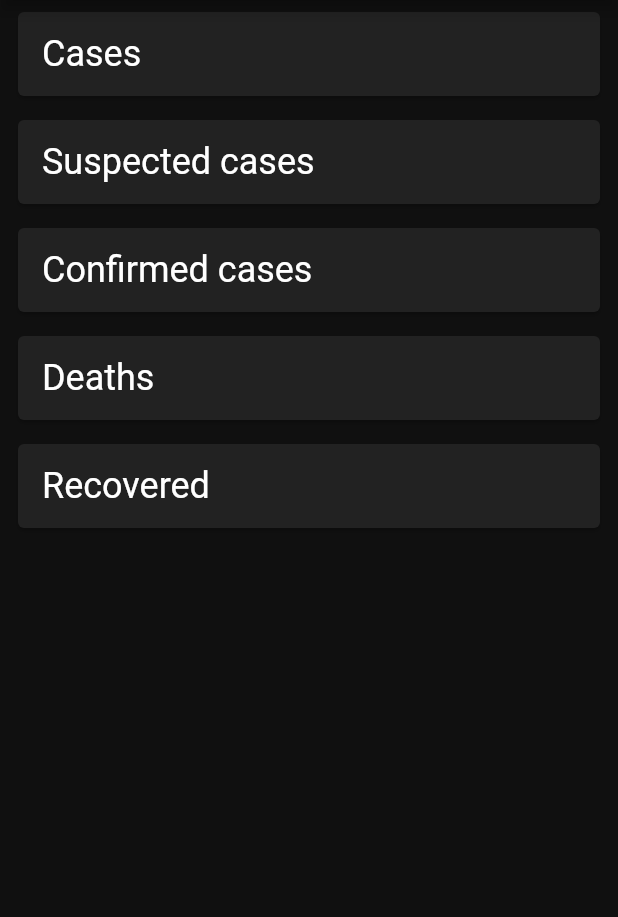
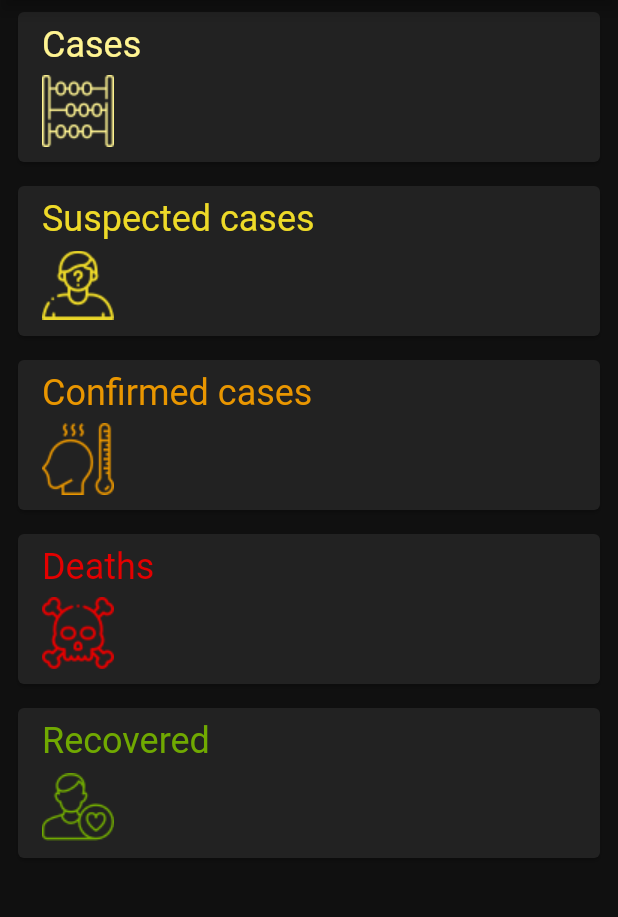
Before and after one commit to bizz84/coronavirus_rest_api_flutter_course, a Flutter app: the screen it shows after launch, on a phone screen of 412 x 824 dp, the part 84-1001 px from its top. Run offline on Flutter 3.47's test engine with Material 2 defaults, Android fonts, the phone set to English and light mode, and no system bars; network calls fail.

Commit message:
Update endpoint card

```diff
--- a/lib/app/ui/endpoint_card.dart
+++ b/lib/app/ui/endpoint_card.dart
@@ -1,36 +1,64 @@
 import 'package:coronavirus_rest_api_flutter_course/app/services/api.dart';
 import 'package:flutter/material.dart';
+
+class EndpointCardData {
+  EndpointCardData(this.title, this.assetName, this.color);
+  final String title;
+  final String assetName;
+  final Color color;
+}
 
 class EndpointCard extends StatelessWidget {
   const EndpointCard({Key key, this.endpoint, this.value}) : super(key: key);
   final Endpoint endpoint;
   final int value;
 
-  static Map<Endpoint, String> _cardTitles = {
-    Endpoint.cases: 'Cases',
-    Endpoint.casesSuspected: 'Suspected cases',
-    Endpoint.casesConfirmed: 'Confirmed cases',
-    Endpoint.deaths: 'Deaths',
-    Endpoint.recovered: 'Recovered',
+  static Map<Endpoint, EndpointCardData> _cardsData = {
+    Endpoint.cases:
+        EndpointCardData('Cases', 'assets/count.png', Color(0xFFFFF492)),
+    Endpoint.casesSuspected: EndpointCardData(
+        'Suspected cases', 'assets/suspect.png', Color(0xFFEEDA28)),
+    Endpoint.casesConfirmed: EndpointCardData(
+        'Confirmed cases', 'assets/fever.png', Color(0xFFE99600)),
+    Endpoint.deaths:
+        EndpointCardData('Deaths', 'assets/death.png', Color(0xFFE40000)),
+    Endpoint.recovered:
+        EndpointCardData('Recovered', 'assets/patient.png', Color(0xFF70A901)),
   };
 
   @override
   Widget build(BuildContext context) {
+    final cardData = _cardsData[endpoint];
     return Padding(
       padding: const EdgeInsets.symmetric(horizontal: 8.0, vertical: 4.0),
       child: Card(
         child: Padding(
           padding: const EdgeInsets.symmetric(horizontal: 16.0, vertical: 8.0),
-          child: Row(
-            mainAxisAlignment: MainAxisAlignment.spaceBetween,
+          child: Column(
+            crossAxisAlignment: CrossAxisAlignment.start,
             children: <Widget>[
               Text(
-                _cardTitles[endpoint],
-                style: Theme.of(context).textTheme.headline5,
+                cardData.title,
+                style: Theme.of(context)
+                    .textTheme
+                    .headline5
+                    .copyWith(color: cardData.color),
               ),
-              Text(
-                value != null ? value.toString() : '',
-                style: Theme.of(context).textTheme.headline4,
+              SizedBox(height: 4),
+              SizedBox(
+                height: 52,
+                child: Row(
+                  mainAxisAlignment: MainAxisAlignment.spaceBetween,
+                  crossAxisAlignment: CrossAxisAlignment.center,
+                  children: <Widget>[
+                    Image.asset(cardData.assetName, color: cardData.color),
+                    Text(
+                      value != null ? value.toString() : '',
+                      style: Theme.of(context).textTheme.headline4.copyWith(
+                          color: cardData.color, fontWeight: FontWeight.w500),
+                    ),
+                  ],
+                ),
               ),
             ],
           ),
```
